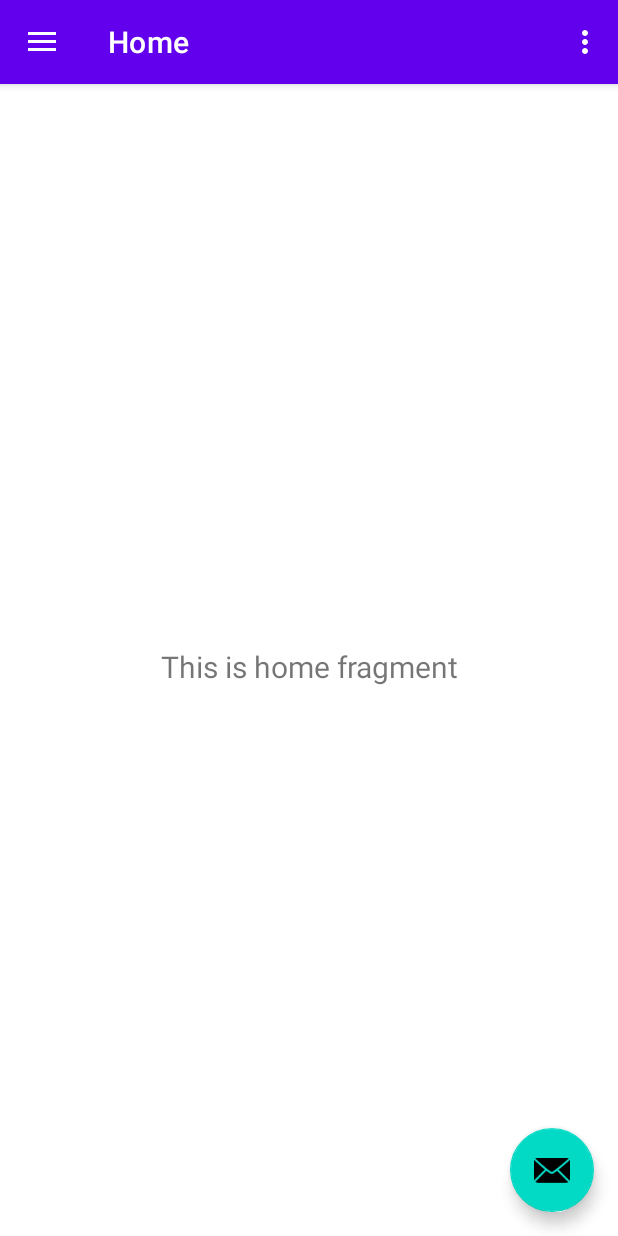
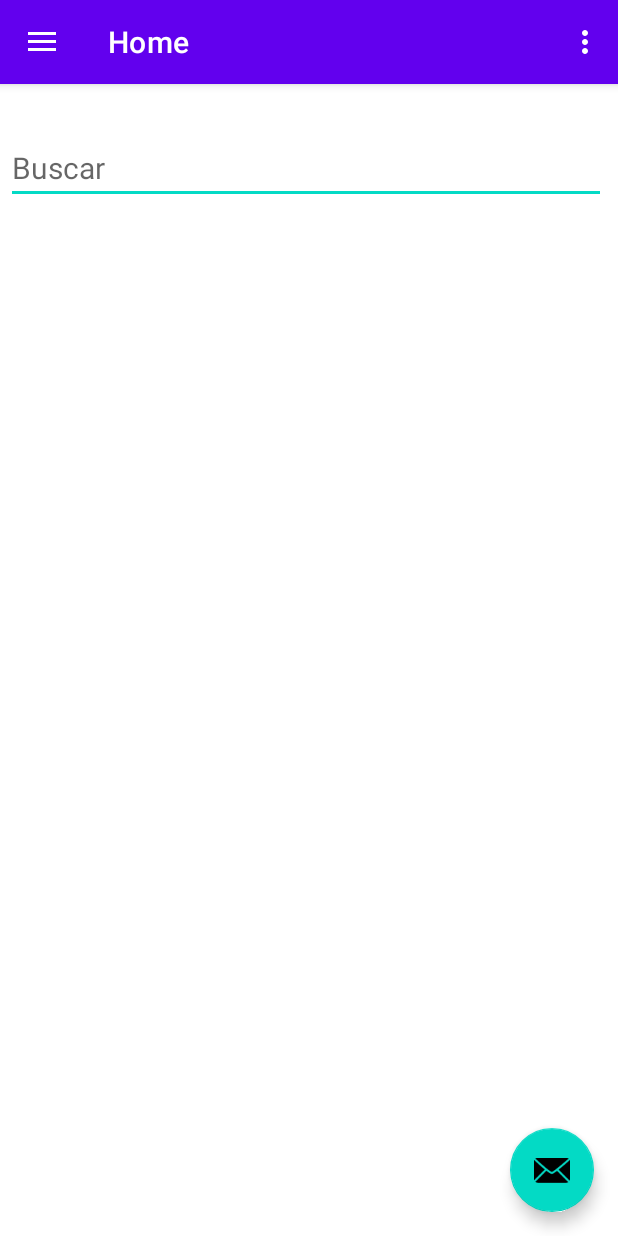
Before and after one commit to chc0/WanderSnap, an Android app: the screen it shows after launch once a user with an empty profile is signed in (MainActivity), on a phone screen of 412 x 824 dp. Run offline under Robolectric (Android 15) with nearby library versions, the light colour scheme and no system bars; our stand-ins replace Firebase (no records; nobody signed in at launch, a user with empty details on screens opened directly), navigation-ui.

Commit message:
actualiza home

```diff
--- a/app/src/main/java/com/als/wandersnap/ui/home/HomeFragment.java
+++ b/app/src/main/java/com/als/wandersnap/ui/home/HomeFragment.java
@@ -24,8 +24,6 @@ public class HomeFragment extends Fragment {
         binding = FragmentHomeBinding.inflate(inflater, container, false);
         View root = binding.getRoot();
 
-        final TextView textView = binding.textHome;
-        homeViewModel.getText().observe(getViewLifecycleOwner(), textView::setText);
         return root;
     }
 
--- a/app/src/main/res/layout/fragment_home.xml
+++ b/app/src/main/res/layout/fragment_home.xml
@@ -6,17 +6,22 @@
     android:layout_height="match_parent"
     tools:context=".ui.home.HomeFragment">
 
-    <TextView
-        android:id="@+id/text_home"
-        android:layout_width="match_parent"
+    <EditText
+        android:id="@+id/editTextText"
+        android:layout_width="400dp"
         android:layout_height="wrap_content"
-        android:layout_marginStart="8dp"
-        android:layout_marginTop="8dp"
-        android:layout_marginEnd="8dp"
-        android:textAlignment="center"
+        android:layout_marginStart="4dp"
+        android:layout_marginTop="32dp"
+        android:ems="10"
+        android:hint="@string/buscar"
+        android:inputType="text"
         android:textSize="20sp"
-        app:layout_constraintBottom_toBottomOf="parent"
-        app:layout_constraintEnd_toEndOf="parent"
         app:layout_constraintStart_toStartOf="parent"
         app:layout_constraintTop_toTopOf="parent" />
+
+    <ListView
+        android:layout_width="403dp"
+        android:layout_height="604dp"
+        app:layout_constraintStart_toStartOf="parent"
+        app:layout_constraintTop_toBottomOf="@+id/editTextText" />
 </androidx.constraintlayout.widget.ConstraintLayout>
--- a/app/src/main/res/values/strings.xml
+++ b/app/src/main/res/values/strings.xml
@@ -10,4 +10,6 @@
     <string name="menu_home">Home</string>
     <string name="menu_gallery">Gallery</string>
     <string name="menu_slideshow">Slideshow</string>
+    <string name="salir">Salir</string>
+    <string name="buscar">Buscar</string>
 </resources>
--- a/build.gradle.kts
+++ b/build.gradle.kts
@@ -1,5 +1,5 @@
 // Top-level build file where you can add configuration options common to all sub-projects/modules.
 plugins {
-    id("com.android.application") version "8.1.0" apply false
+    id("com.android.application") version "8.1.2" apply false
     id("com.google.gms.google-services") version "4.4.0" apply false
 }
```
Also changed, not shown: app/src/main/res/layout/inputresenia.xml (added, +21 -0 lines).
